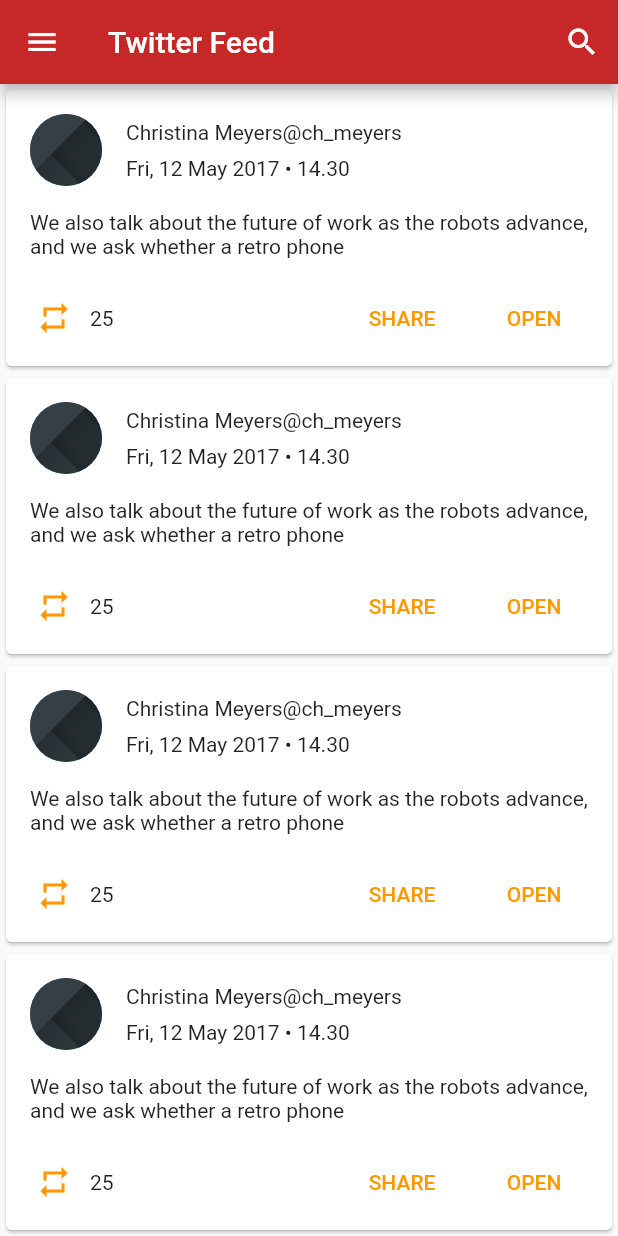
After one commit to hyperionstudios/newsapp, a Flutter app: the TwitterFeed screen opened directly, on a phone screen of 412 x 824 dp. The commit adds this screen. Run offline on Flutter 3.47's test engine with Material 2 defaults, Android fonts, the phone set to English and light mode, and no system bars; our stand-ins replace shared_preferences; missing offline and left inert: page_view_indicator; accounts and stored records are empty.

Commit message:
add twitter page

```diff
--- /dev/null
+++ b/lib/screens/twitter_feed.dart
@@ -0,0 +1,94 @@
+import 'package:flutter/material.dart';
+import 'package:news_app/shared_ui/navigation_drawer.dart';
+
+class TwitterFeed extends StatefulWidget {
+  @override
+  _TwitterFeedState createState() => _TwitterFeedState();
+}
+
+class _TwitterFeedState extends State<TwitterFeed> {
+  @override
+  Widget build(BuildContext context) {
+    return Scaffold(
+      appBar: AppBar(
+        title: Text("Twitter Feed"),
+        centerTitle: false,
+        actions: <Widget>[
+          IconButton(icon: Icon(Icons.search), onPressed: () {}),
+        ],
+      ),
+      drawer: NavigationDrawer(),
+      body: ListView.builder(
+        itemBuilder: (context, position) {
+          return Card(
+            child: Column(
+              children: <Widget>[
+                _cardHeader(),
+                _cardBody(),
+                _cardFooter(),
+              ],
+            ),
+          );
+        },
+        itemCount: 20,
+      ),
+    );
+  }
+
+  Widget _cardHeader() {
+    return Row(
+      children: <Widget>[
+        Padding(
+          padding: const EdgeInsets.all(16),
+          child: CircleAvatar(
+            backgroundImage: ExactAssetImage('assets/images/placeholder_bg.png'),
+            radius: 24,
+          ),
+        ),
+        Column(
+          crossAxisAlignment: CrossAxisAlignment.start,
+          children: <Widget>[
+            Row(
+              children: <Widget>[
+                Text( 'Christina Meyers' ),
+                Text( '@ch_meyers' ),
+              ],
+            ),
+            SizedBox( height: 8, ),
+            Text( 'Fri, 12 May 2017 • 14.30' ),
+          ],
+        ),
+      ],
+    );
+  }
+
+  Widget _cardBody() {
+    return Padding(
+      padding: const EdgeInsets.only( left: 16, right: 16 , bottom: 8 ),
+      child: Text( 'We also talk about the future of work as the robots advance, and we ask whether a retro phone' ),
+    );
+  }
+
+  Widget _cardFooter() {
+    return Padding(
+      padding: const EdgeInsets.all(8),
+      child: Row(
+        mainAxisAlignment: MainAxisAlignment.spaceBetween,
+        children: <Widget>[
+          Row(
+            children: <Widget>[
+              IconButton(icon: Icon( Icons.repeat ), color: Colors.orange ,onPressed: (){}),
+              Text( '25' )
+            ],
+          ),
+          Row(
+            children: <Widget>[
+              FlatButton(onPressed: (){}, child: Text('SHARE' , style: TextStyle( color: Colors.orange ),)),
+              FlatButton(onPressed: (){}, child: Text('OPEN' , style: TextStyle( color: Colors.orange) , )),
+            ],
+          ),
+        ],
+      ),
+    );
+  }
+}
--- a/lib/shared_ui/navigation_drawer.dart
+++ b/lib/shared_ui/navigation_drawer.dart
@@ -2,6 +2,7 @@ import 'package:flutter/material.dart';
 import 'package:news_app/models/nav_menu.dart';
 import 'package:news_app/screens/home_screen.dart';
 import 'package:news_app/screens/headline_news.dart';
+import 'package:news_app/screens/twitter_feed.dart';
 
 class NavigationDrawer extends StatefulWidget {
   @override
@@ -12,6 +13,7 @@ class _NavigationDrawerState extends State<NavigationDrawer> {
   List<NavMenuItem> navigationMenu = [
     NavMenuItem("Explore", () => HomeScreen()),
     NavMenuItem("Headline News", () => HeadLineNews()),
+    NavMenuItem( "Twitter Feed" , () => TwitterFeed() ),
   ];
 
   @override
@@ -33,6 +35,7 @@ class _NavigationDrawerState extends State<NavigationDrawer> {
                   color: Colors.grey.shade400,
                 ),
                 onTap: () {
+                  Navigator.pop(context);
                   Navigator.push(context, MaterialPageRoute(builder: (context) => navigationMenu[position].destination() ));
                 },
               ),
--- a/lib/utilities/app_theme.dart
+++ b/lib/utilities/app_theme.dart
@@ -3,7 +3,7 @@ import 'package:flutter/material.dart';
 class AppTheme {
 
   static ThemeData appTheme = ThemeData(
-    primaryColor: Colors.red,
+    primaryColor: Colors.red.shade800,
   );
 
 }
```
